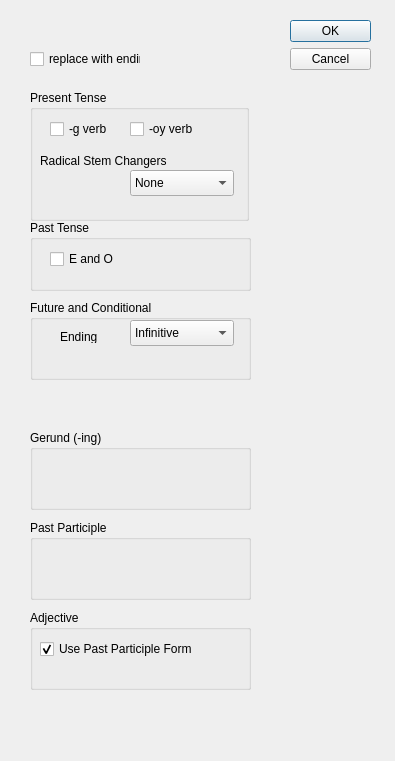
patmoore/anki-conjugate-spanish, file designer/overrides.ui: the form before one commit.
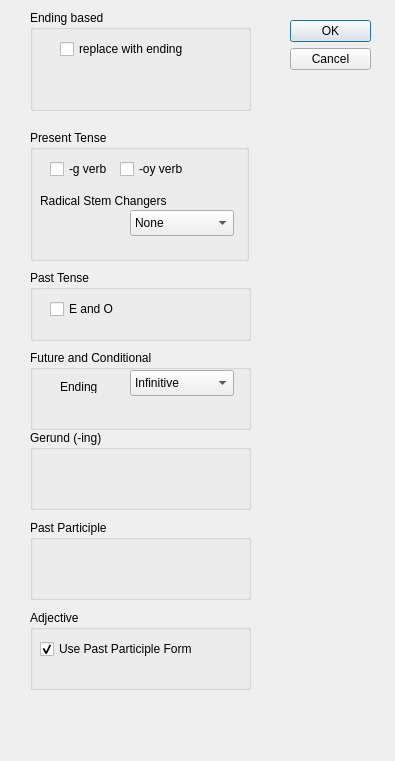
The form after the commit.

The edit to the form file:
```diff
--- a/designer/overrides.ui
+++ b/designer/overrides.ui
@@ -36,7 +36,7 @@
    <property name="geometry">
     <rect>
      <x>30</x>
-     <y>220</y>
+     <y>270</y>
      <width>221</width>
      <height>71</height>
     </rect>
@@ -62,7 +62,7 @@
    <property name="geometry">
     <rect>
      <x>30</x>
-     <y>300</y>
+     <y>350</y>
      <width>221</width>
      <height>80</height>
     </rect>
@@ -113,7 +113,7 @@
    <property name="geometry">
     <rect>
      <x>30</x>
-     <y>90</y>
+     <y>130</y>
      <width>219</width>
      <height>131</height>
     </rect>
@@ -140,7 +140,7 @@
    <widget class="QCheckBox" name="oy_verb">
     <property name="geometry">
      <rect>
-      <x>100</x>
+      <x>90</x>
       <y>30</y>
       <width>85</width>
       <height>18</height>
@@ -228,19 +228,6 @@
     <string>Past Participle</string>
    </property>
   </widget>
-  <widget class="QCheckBox" name="standardEndingOverride">
-   <property name="geometry">
-    <rect>
-     <x>30</x>
-     <y>50</y>
-     <width>111</width>
-     <height>18</height>
-    </rect>
-   </property>
-   <property name="text">
-    <string>replace with ending</string>
-   </property>
-  </widget>
   <widget class="QGroupBox" name="adjectiveBox">
    <property name="geometry">
     <rect>
@@ -270,6 +257,32 @@
     </property>
    </widget>
   </widget>
+  <widget class="QGroupBox" name="endingBasedBox">
+   <property name="geometry">
+    <rect>
+     <x>30</x>
+     <y>10</y>
+     <width>221</width>
+     <height>101</height>
+    </rect>
+   </property>
+   <property name="title">
+    <string>Ending based</string>
+   </property>
+   <widget class="QCheckBox" name="standardEndingOverride">
+    <property name="geometry">
+     <rect>
+      <x>30</x>
+      <y>30</y>
+      <width>151</width>
+      <height>18</height>
+     </rect>
+    </property>
+    <property name="text">
+     <string>replace with ending</string>
+    </property>
+   </widget>
+  </widget>
  </widget>
  <resources/>
  <connections>
```
